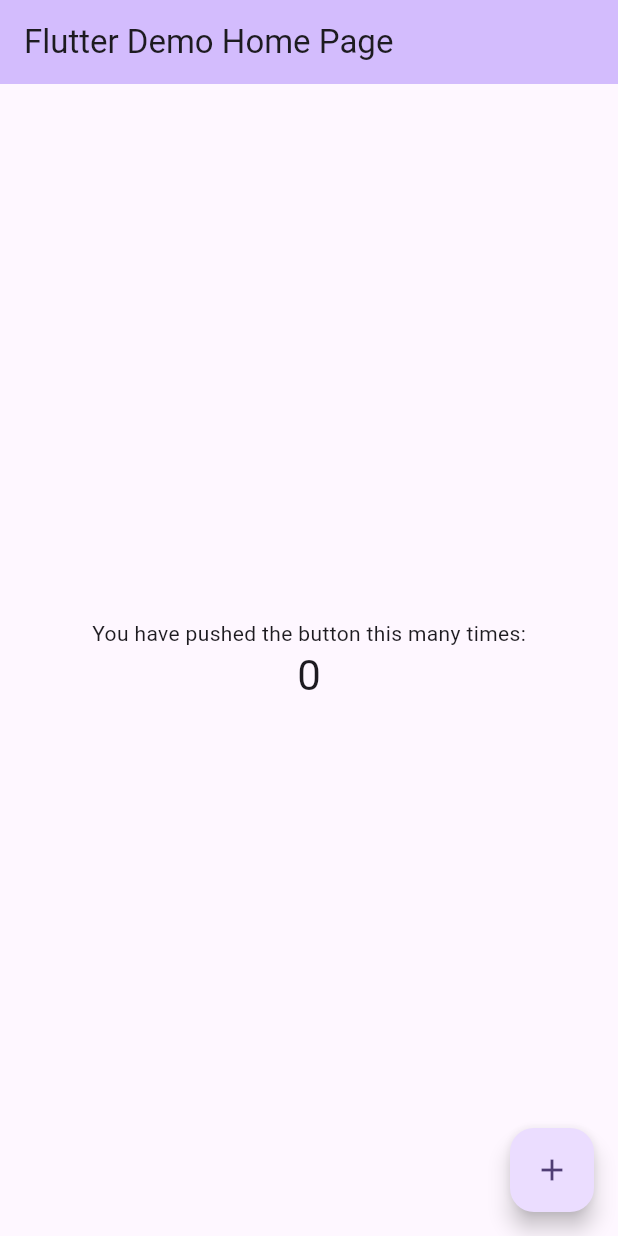
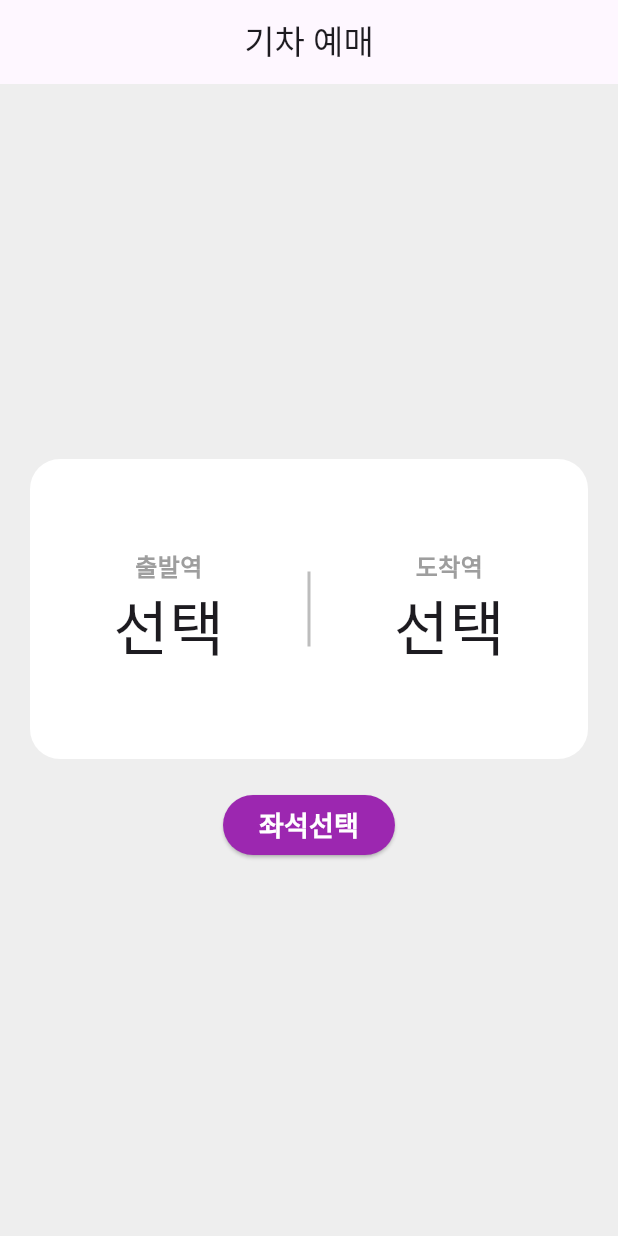
Before and after one commit to seonghoon-02/flutter_train_app, a Flutter app: the screen it shows after launch, on a phone screen of 412 x 824 dp. Run offline on Flutter 3.47's test engine with Material 3 defaults, Android fonts, the phone set to English and light mode, and no system bars.

Commit message:
feat : homepage 화면 구현

```diff
--- /dev/null
+++ b/lib/homepage.dart
@@ -0,0 +1,131 @@
+import 'dart:math';
+
+import 'package:flutter/material.dart';
+import 'package:flutter_train_app/stationlistpage.dart';
+
+class HomePage extends StatelessWidget {
+  @override
+  Widget build(BuildContext context) {
+    return Scaffold(
+      appBar: AppBar(
+        title: Text('기차 예매'),
+        centerTitle: true,
+      ),
+      backgroundColor: Colors.grey[200],
+      body: Padding(
+        padding: const EdgeInsets.all(20.0),
+        child: Column(
+          mainAxisAlignment: MainAxisAlignment.center,
+          children: [
+            Container(
+              height: 200,
+              width: double.infinity,
+              decoration: BoxDecoration(
+                color: Colors.white,
+                borderRadius: BorderRadius.all(
+                  Radius.circular(20),
+                ),
+              ),
+              child: Row(
+                children: [
+                  Spacer(),
+                  choiceStation('출발역', '선택', context),
+                  Spacer(),
+                  Container(
+                    width: 2, // 선의 너비
+                    height: 50, // 선의 높이
+                    color: Colors.grey[400], // 선 색상
+                  ),
+                  Spacer(),
+                  choiceStation('도착역', '선택', context),
+                  Spacer(),
+                ],
+              ),
+            ),
+            SizedBox(
+              height: 20,
+            ),
+            SizedBox(
+              //좌석 선택 버튼
+              child: ElevatedButton(
+                  style: ElevatedButton.styleFrom(
+                      backgroundColor: Colors.purple,
+                      shape: RoundedRectangleBorder(
+                          borderRadius: BorderRadius.circular(20))),
+
+                  ///버튼 선택시 호출할 함수
+                  onPressed: () {},
+                  child: Text(
+                    '좌석선택',
+                    style: TextStyle(
+                      fontSize: 18,
+                      fontWeight: FontWeight.bold,
+                      color: Colors.white,
+                    ),
+                  )),
+            ),
+          ],
+        ),
+      ),
+    );
+  }
+
+  Widget choiceStation(
+      String kindStation, String choiceStation, BuildContext context) {
+    return GestureDetector(
+      onTap: () {},
+      child: Column(
+        mainAxisAlignment: MainAxisAlignment.center,
+        children: [
+          Text(
+            kindStation,
+            style: TextStyle(
+              fontSize: 16,
+              fontWeight: FontWeight.bold,
+              color: Colors.grey,
+            ),
+          ),
+          Text(
+            choiceStation,
+            style: TextStyle(
+              fontSize: 40,
+            ),
+          ),
+        ],
+      ),
+    );
+  }
+}
+
+
+//   Widget choiceStation(
+//       String kindStation, String choiceStation, BuildContext context) {
+//     return GestureDetector(
+//       onTap: () {
+//         // 화면 이동 코드
+//         Navigator.push(
+//           MaterialPageRoute(builder: (context) => StationListPage()),
+//         );
+//       },
+//       child: Column(
+//         mainAxisAlignment: MainAxisAlignment.center,
+//         children: [
+//           Text(
+//             kindStation,
+//             style: TextStyle(
+//               fontSize: 16,
+//               fontWeight: FontWeight.bold,
+//               color: Colors.grey,
+//             ),
+//           ),
+//           Text(
+//             choiceStation,
+//             style: TextStyle(
+//               fontSize: 40,
+//             ),
+//           ),
+//         ],
+//       ),
+//     );
+//   }
+// }
--- a/lib/main.dart
+++ b/lib/main.dart
@@ -1,4 +1,5 @@
 import 'package:flutter/material.dart';
+import 'package:flutter_train_app/homepage.dart';
 
 void main() {
   runApp(const MyApp());
@@ -11,115 +12,10 @@ class MyApp extends StatelessWidget {
   @override
   Widget build(BuildContext context) {
     return MaterialApp(
-      title: 'Flutter Demo',
-      theme: ThemeData(
-        // This is the theme of your application.
-        //
-        // TRY THIS: Try running your application with "flutter run". You'll see
-        // the application has a purple toolbar. Then, without quitting the app,
-        // try changing the seedColor in the colorScheme below to Colors.green
-        // and then invoke "hot reload" (save your changes or press the "hot
-        // reload" button in a Flutter-supported IDE, or press "r" if you used
-        // the command line to start the app).
-        //
-        // Notice that the counter didn't reset back to zero; the application
-        // state is not lost during the reload. To reset the state, use hot
-        // restart instead.
-        //
-        // This works for code too, not just values: Most code changes can be
-        // tested with just a hot reload.
-        colorScheme: ColorScheme.fromSeed(seedColor: Colors.deepPurple),
-        useMaterial3: true,
-      ),
-      home: const MyHomePage(title: 'Flutter Demo Home Page'),
+      // themeMode: ThemeMode.light,// light or dark
+      // theme: lightTheme,
+      // darkTheme: darkTheme,
+      home: HomePage(),
     );
   }
 }
-
-class MyHomePage extends StatefulWidget {
-  const MyHomePage({super.key, required this.title});
-
-  // This widget is the home page of your application. It is stateful, meaning
-  // that it has a State object (defined below) that contains fields that affect
-  // how it looks.
-
-  // This class is the configuration for the state. It holds the values (in this
-  // case the title) provided by the parent (in this case the App widget) and
-  // used by the build method of the State. Fields in a Widget subclass are
-  // always marked "final".
-
-  final String title;
-
-  @override
-  State<MyHomePage> createState() => _MyHomePageState();
-}
-
-class _MyHomePageState extends State<MyHomePage> {
-  int _counter = 0;
-
-  void _incrementCounter() {
-    setState(() {
-      // This call to setState tells the Flutter framework that something has
-      // changed in this State, which causes it to rerun the build method below
-      // so that the display can reflect the updated values. If we changed
-      // _counter without calling setState(), then the build method would not be
-      // called again, and so nothing would appear to happen.
-      _counter++;
-    });
-  }
-
-  @override
-  Widget build(BuildContext context) {
-    // This method is rerun every time setState is called, for instance as done
-    // by the _incrementCounter method above.
-    //
-    // The Flutter framework has been optimized to make rerunning build methods
-    // fast, so that you can just rebuild anything that needs updating rather
-    // than having to individually change instances of widgets.
-    return Scaffold(
-      appBar: AppBar(
-        // TRY THIS: Try changing the color here to a specific color (to
-        // Colors.amber, perhaps?) and trigger a hot reload to see the AppBar
-        // change color while the other colors stay the same.
-        backgroundColor: Theme.of(context).colorScheme.inversePrimary,
-        // Here we take the value from the MyHomePage object that was created by
-        // the App.build method, and use it to set our appbar title.
-        title: Text(widget.title),
-      ),
-      body: Center(
-        // Center is a layout widget. It takes a single child and positions it
-        // in the middle of the parent.
-        child: Column(
-          // Column is also a layout widget. It takes a list of children and
-          // arranges them vertically. By default, it sizes itself to fit its
-          // children horizontally, and tries to be as tall as its parent.
-          //
-          // Column has various properties to control how it sizes itself and
-          // how it positions its children. Here we use mainAxisAlignment to
-          // center the children vertically; the main axis here is the vertical
-          // axis because Columns are vertical (the cross axis would be
-          // horizontal).
-          //
-          // TRY THIS: Invoke "debug painting" (choose the "Toggle Debug Paint"
-          // action in the IDE, or press "p" in the console), to see the
-          // wireframe for each widget.
-          mainAxisAlignment: MainAxisAlignment.center,
-          children: <Widget>[
-            const Text(
-              'You have pushed the button this many times:',
-            ),
-            Text(
-              '$_counter',
-              style: Theme.of(context).textTheme.headlineMedium,
-            ),
-          ],
-        ),
-      ),
-      floatingActionButton: FloatingActionButton(
-        onPressed: _incrementCounter,
-        tooltip: 'Increment',
-        child: const Icon(Icons.add),
-      ), // This trailing comma makes auto-formatting nicer for build methods.
-    );
-  }
-}
--- /dev/null
+++ b/lib/stationlistpage.dart
@@ -0,0 +1,8 @@
+import 'package:flutter/material.dart';
+
+class StationLostPage extends StatelessWidget {
+  @override
+  Widget build(BuildContext context) {
+    return Text('StationLostPage');
+  }
+}
```
Also changed, not shown: lib/seatpage.dart (added).
